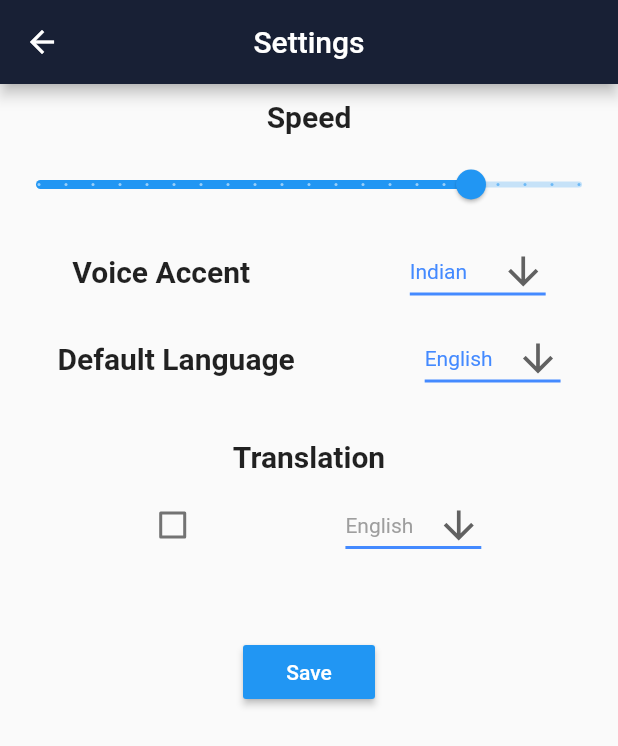
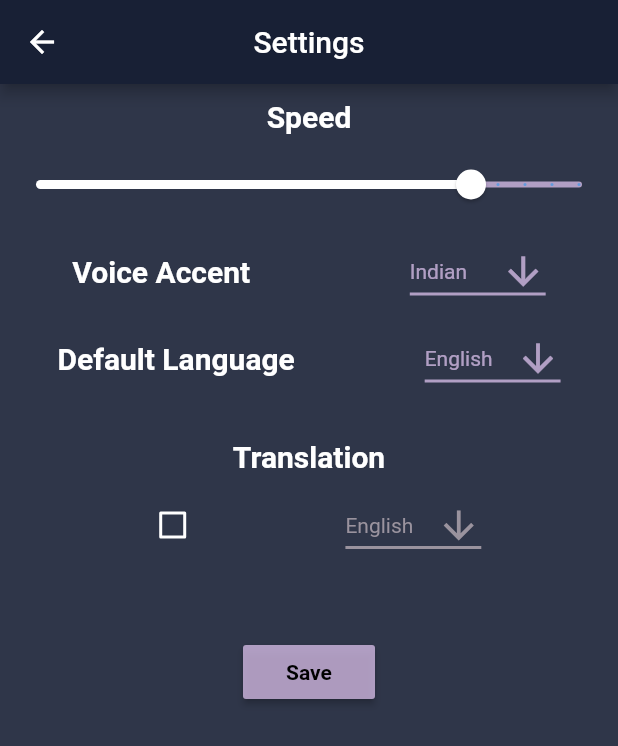
Before and after one commit to pulkit0795/smartcane, a Flutter app: the Settings screen opened directly, on a phone screen of 412 x 824 dp. Shown: the top 746 px of the screen. Run offline on Flutter 3.47's test engine with Material 2 defaults, Android fonts, the phone set to English and light mode, and no system bars; our stand-ins replace camera, firebase_storage, flutter_tts, fluttertoast, hexcolor, image_picker and 1 more; missing offline and left inert: fab_circular_menu, firebase_ml_vision, image_stack, pimp_my_button, translator; accounts and stored records are empty.

Commit message:
UI updated

```diff
--- a/lib/settings.dart
+++ b/lib/settings.dart
@@ -1,5 +1,7 @@
 import 'package:flutter/material.dart';
+import 'package:hexcolor/hexcolor.dart';
 import 'package:shared_preferences/shared_preferences.dart';
+import 'package:fluttertoast/fluttertoast.dart';
 
 double speed = 80;
 String voiceAccent;
@@ -69,6 +71,7 @@ class _SettingsState extends State<Settings> {
         ),
         centerTitle: true,
       ),
+      backgroundColor: HexColor('#2f3649'),
       body: Column(
         children: <Widget>[
           SizedBox(
@@ -79,12 +82,14 @@ class _SettingsState extends State<Settings> {
             style: TextStyle(
               fontSize: 20,
               fontWeight: FontWeight.bold,
+              color: Colors.white
             ),
           ),
           SizedBox(
             height: 10,
           ),
-          Slider(
+          SliderTheme(
+            child: Slider(
               value: speed,
               min: 0,
               max: 100,
@@ -98,6 +103,17 @@ class _SettingsState extends State<Settings> {
                 });
               },
             ),
+            data: SliderTheme.of(context).copyWith(
+                valueIndicatorColor: HexColor('#ffffff'),
+                inactiveTrackColor: HexColor('#adefd1ff'),
+              activeTrackColor: HexColor('#ffffff'),
+              thumbColor: HexColor('#ffffff'),
+              overlayColor: HexColor('#adefd1ff'),
+                valueIndicatorTextStyle: TextStyle(
+                    color: Colors.black, letterSpacing: 2.0)
+
+            ),
+          ),
           SizedBox(
             height: 10,
           ),
@@ -109,20 +125,28 @@ class _SettingsState extends State<Settings> {
                 style: TextStyle(
                   fontSize: 20,
                   fontWeight: FontWeight.bold,
+                    color: Colors.white
                 ),
               ),
               SizedBox(
                 width: 10,
               ),
-              DropdownButton<String>(
+              Theme(
+                data: Theme.of(context).copyWith(
+                  canvasColor: HexColor('#2f3649'),
+                ),
+                child:DropdownButton<String>(
                   value: voiceAccent,
-                icon: Icon(Icons.arrow_downward),
+                  icon: Icon(
+                      Icons.arrow_downward,
+                    color: HexColor('#adefd1ff'),
+                  ),
                   iconSize: 30,
                   elevation: 16,
-                style: TextStyle(color: Colors.blueAccent),
+                  style: TextStyle(color: HexColor('#adefd1ff')),
                   underline: Container(
                     height: 2,
-                  color: Colors.blueAccent,
+                    color: HexColor('#adefd1ff'),
                   ),
                   onChanged: (String newValue) async {
                     // SharedPreferences prefs = await SharedPreferences.getInstance();
@@ -139,6 +163,7 @@ class _SettingsState extends State<Settings> {
                     );
                   }).toList(),
                 ),
+              ),
             ],
           ),
           SizedBox(
@@ -152,20 +177,28 @@ class _SettingsState extends State<Settings> {
                 style: TextStyle(
                   fontSize: 20,
                   fontWeight: FontWeight.bold,
+                    color: Colors.white
                 ),
               ),
               SizedBox(
                 width: 10,
               ),
-              DropdownButton<String>(
+              Theme(
+                data: Theme.of(context).copyWith(
+                  canvasColor: HexColor('#2f3649'),
+                ),
+                child: DropdownButton<String>(
                   value: defaultLang,
-                icon: Icon(Icons.arrow_downward),
+                  icon: Icon(
+                    Icons.arrow_downward,
+                      color: HexColor('#adefd1ff'),
+                  ),
                   iconSize: 30,
                   elevation: 16,
-                style: TextStyle(color: Colors.blueAccent),
+                  style: TextStyle(color: HexColor('#adefd1ff')),
                   underline: Container(
                     height: 2,
-                  color: Colors.blueAccent,
+                    color: HexColor('#adefd1ff'),
                   ),
                   onChanged: (String newValue) async {
                     // SharedPreferences prefs = await SharedPreferences.getInstance();
@@ -182,6 +215,7 @@ class _SettingsState extends State<Settings> {
                     );
                   }).toList(),
                 ),
+              ),
             ],
           ),
           SizedBox(
@@ -192,6 +226,7 @@ class _SettingsState extends State<Settings> {
             style: TextStyle(
               fontSize: 20,
               fontWeight: FontWeight.bold,
+                color: Colors.white
             ),
           ),
           SizedBox(
@@ -200,9 +235,11 @@ class _SettingsState extends State<Settings> {
           Row(
             mainAxisAlignment: MainAxisAlignment.spaceEvenly,
             children: <Widget>[
-              Checkbox(
+              Theme(
+                data: ThemeData(unselectedWidgetColor: HexColor('#ffffff')),
+                child: Checkbox(
                     value: transNeeded,
-                  activeColor: Colors.blueAccent,
+                    activeColor: HexColor('#adefd1ff'),
                     onChanged: (bool newValue) async {
                       // SharedPreferences prefs = await SharedPreferences.getInstance();
                       setState(() {
@@ -211,19 +248,27 @@ class _SettingsState extends State<Settings> {
                       });
                       Text('Activate Translation');
                     }),
+              ),
               IgnorePointer(
                 ignoring: !transNeeded,
+                child:Theme(
+                data: Theme.of(context).copyWith(
+                  canvasColor: HexColor('#2f3649'),
+                ),
+
                 child: DropdownButton<String>(
                   value: translatedLang,
-                  icon: Icon(Icons.arrow_downward),
+                  icon: Icon(Icons.arrow_downward,
+                      color: transNeeded ? HexColor('#adefd1ff') : HexColor('#9a939e'),
+                  ),
                   iconSize: 30,
                   elevation: 16,
                   style: transNeeded
-                      ? TextStyle(color: Colors.blueAccent)
-                      : TextStyle(color: Colors.grey),
+                      ? TextStyle(color: HexColor('#efd1ff'))
+                      : TextStyle(color: HexColor('#9a939e')),
                   underline: Container(
                     height: 2,
-                    color: Colors.blueAccent,
+                    color: transNeeded ? HexColor('#adefd1ff') : HexColor('#9a939e'),
                   ),
                   onChanged: (String newValue) async {
                     // SharedPreferences prefs = await SharedPreferences.getInstance();
@@ -241,16 +286,20 @@ class _SettingsState extends State<Settings> {
                   }).toList(),
                 ),
                 ),
+              ),
             ],
           ),
           SizedBox(
             height: 50,
           ),
           RaisedButton(
-              color: Colors.blue,
+              color: HexColor('#adefd1ff'),
               child: Text(
                 'Save',
-                style: TextStyle(color: Colors.white),
+                style: TextStyle(
+                    color: Colors.black,
+                  fontWeight: FontWeight.bold,
+                ),
               ),
               onPressed: () async {
                 SharedPreferences prefs = await SharedPreferences.getInstance();
@@ -260,6 +309,15 @@ class _SettingsState extends State<Settings> {
                   prefs.setString('voiceAccent', voiceAccent);
                   prefs.setBool('transNeeded', transNeeded);
                   prefs.setDouble('speed', speed);
+                  Fluttertoast.showToast(
+                  msg: "Settings Updated",
+                  toastLength: Toast.LENGTH_SHORT,
+                  gravity: ToastGravity.BOTTOM,
+                  timeInSecForIosWeb: 2,
+                  backgroundColor: Colors.white,
+                  textColor: Colors.black54,
+                  fontSize: 16.0);
+                  Navigator.pop(context);
                 });
               })
         ],
```
Also changed, not shown: lib/main.dart (+30 -24 lines). Lines whose indentation alone changed are shown as unchanged.
